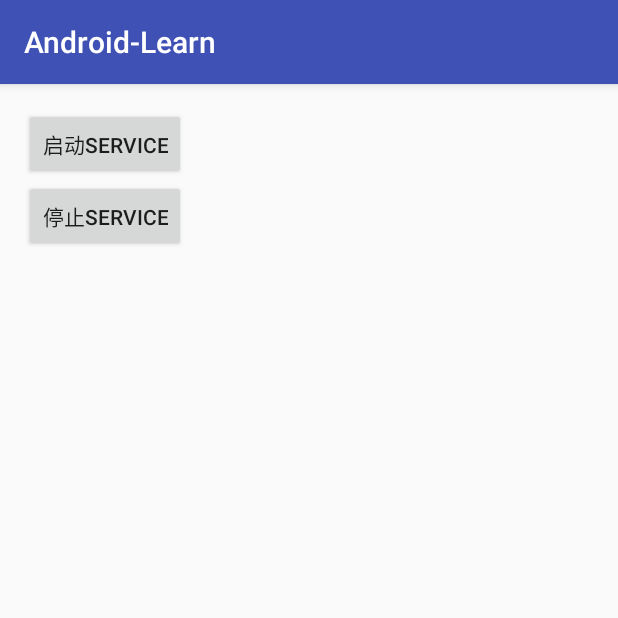
After one commit to lixiong0802/android-learn, an Android app: the ServicestartActivity screen opened directly, with no data from a screen before it, on a phone screen of 412 x 824 dp, the top half of it. The commit adds this screen. Run offline under Robolectric (Android 15) with nearby library versions, the phone set to English and light mode, and no system bars.

Commit message:
service服务实例

```diff
--- /dev/null
+++ b/app/src/main/java/com/example/lx/android_learn/ServicestartActivity.java
@@ -0,0 +1,40 @@
+package com.example.lx.android_learn;
+
+import android.content.Intent;
+import android.support.v7.app.AppCompatActivity;
+import android.os.Bundle;
+import android.view.View;
+import android.widget.Button;
+
+public class ServicestartActivity extends AppCompatActivity {
+
+    private Button btn_start;
+    private Button btn_stop;
+
+    @Override
+    protected void onCreate(Bundle savedInstanceState) {
+        super.onCreate(savedInstanceState);
+        setContentView(R.layout.activity_servicestart);
+
+        final Intent intent = new Intent();
+        intent.setAction("com.example.lx.android_learn.service.FirstService");
+
+        btn_start = (Button) this.findViewById(R.id.btn_start);
+        btn_start.setOnClickListener(new View.OnClickListener() {
+            @Override
+            public void onClick(View v) {
+
+
+                startService(intent);
+            }
+        });
+        btn_stop = (Button) this.findViewById(R.id.btn_stop);
+        btn_stop.setOnClickListener(new View.OnClickListener() {
+            @Override
+            public void onClick(View v) {
+
+                stopService(intent);
+            }
+        });
+    }
+}
--- a/app/src/main/res/layout/activity_main.xml
+++ b/app/src/main/res/layout/activity_main.xml
@@ -124,6 +124,12 @@
             android:layout_height="wrap_content"
             android:text="记录点击次数" />
 
+        <Button
+            android:id="@+id/btn_service"
+            android:layout_width="wrap_content"
+            android:layout_height="wrap_content"
+            android:text="service" />
+
 
     </LinearLayout>
 
--- /dev/null
+++ b/app/src/main/res/layout/activity_servicestart.xml
@@ -0,0 +1,25 @@
+<?xml version="1.0" encoding="utf-8"?>
+<LinearLayout xmlns:android="http://schemas.android.com/apk/res/android"
+    xmlns:tools="http://schemas.android.com/tools"
+    android:layout_width="match_parent"
+    android:layout_height="match_parent"
+    android:orientation="vertical"
+    android:paddingBottom="@dimen/activity_vertical_margin"
+    android:paddingLeft="@dimen/activity_horizontal_margin"
+    android:paddingRight="@dimen/activity_horizontal_margin"
+    android:paddingTop="@dimen/activity_vertical_margin"
+    tools:context="com.example.lx.android_learn.ServicestartActivity">
+
+
+    <Button
+        android:text="启动service"
+        android:id="@+id/btn_start"
+        android:layout_width="wrap_content"
+        android:layout_height="wrap_content" />
+
+    <Button
+        android:text="停止service"
+        android:id="@+id/btn_stop"
+        android:layout_width="wrap_content"
+        android:layout_height="wrap_content" />
+</LinearLayout>
```
Also changed, not shown: app/src/main/AndroidManifest.xml (+9 -1 lines), app/src/main/java/com/example/lx/android_learn/MainActivity.java (+9 -0 lines), app/src/main/java/com/example/lx/android_learn/service/BindSerivce.java (added, +69 -0 lines), app/src/main/java/com/example/lx/android_learn/service/FirstService.java (added, +44 -0 lines).
